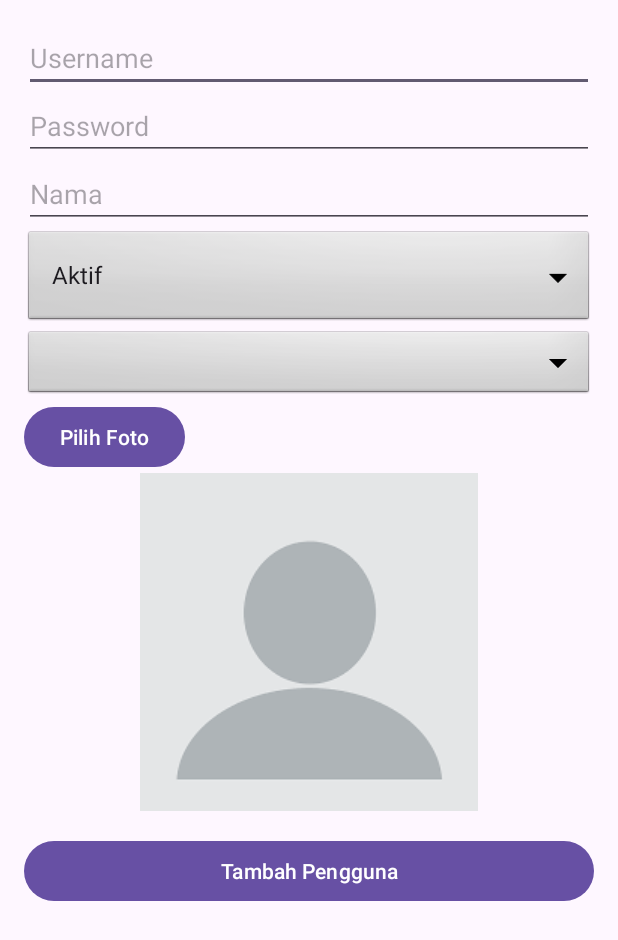
After one commit to sadamapeach/Warmindo_Inspirasi_Indonesia, an Android app: the AddPenggunaActivity screen opened directly, with no data from a screen before it, on a phone screen of 412 x 824 dp. The commit adds this screen. Shown: the top 940 px of the screen. Run offline under Robolectric (Android 15) with nearby library versions, the phone set to English and light mode, and no system bars.

Commit message:
create read pengguna

```diff
--- a/app/build.gradle.kts
+++ b/app/build.gradle.kts
@@ -50,4 +50,5 @@ dependencies {
     testImplementation("junit:junit:4.13.2")
     androidTestImplementation("androidx.test.ext:junit:1.1.5")
     androidTestImplementation("androidx.test.espresso:espresso-core:3.5.1")
+    implementation("de.hdodenhof:circleimageview:3.1.0")
 }
--- /dev/null
+++ b/app/src/main/java/com/android/warmindoinspirasiindonesia/AddPenggunaActivity.kt
@@ -0,0 +1,124 @@
+package com.android.warmindoinspirasiindonesia
+
+import android.content.Intent
+import android.graphics.Bitmap
+import android.graphics.BitmapFactory
+import android.net.Uri
+import androidx.appcompat.app.AppCompatActivity
+import android.os.Bundle
+import android.provider.MediaStore
+import android.view.View
+import android.widget.ArrayAdapter
+import android.widget.Button
+import android.widget.EditText
+import android.widget.ImageView
+import android.widget.Spinner
+import android.widget.Toast
+import android.os.Build
+import android.util.Size
+import com.android.warmindoinspirasiindonesia.databinding.ActivityAddPenggunaBinding
+import java.io.IOException
+
+class AddPenggunaActivity : AppCompatActivity(), View.OnClickListener {
+    private lateinit var etUsername: EditText
+    private lateinit var etPassword: EditText
+    private lateinit var etNama: EditText
+    private lateinit var spinnerRole: Spinner
+    private lateinit var spinnerStatus: Spinner
+    private lateinit var btnAdd: Button
+    private lateinit var btnSelectImage: Button
+    private lateinit var ivFoto: ImageView
+    private var thumbnail: Bitmap? = null
+    private val PICK_IMAGE_REQUEST = 1
+    private lateinit var DBHelper: DBHelper
+
+    override fun onCreate(savedInstanceState: Bundle?) {
+        super.onCreate(savedInstanceState)
+        setContentView(R.layout.activity_add_pengguna)
+
+        etUsername = findViewById(R.id.et_username)
+        etPassword = findViewById(R.id.et_password)
+        etNama = findViewById(R.id.et_nama)
+        ivFoto = findViewById(R.id.iv_foto)
+        spinnerRole = findViewById(R.id.spinner_role)
+        spinnerStatus = findViewById(R.id.spinner_status)
+        btnAdd = findViewById(R.id.btn_add)
+        btnSelectImage = findViewById(R.id.btn_selectImage)
+
+        val statusOptions = arrayOf("Aktif", "Tidak Aktif")
+        val statusAdapter = ArrayAdapter(this, android.R.layout.simple_spinner_dropdown_item, statusOptions)
+
+        spinnerStatus.adapter = statusAdapter
+        DBHelper = DBHelper(this)
+
+        setupSpinner()
+
+        btnAdd.setOnClickListener(this)
+        btnSelectImage.setOnClickListener(this)
+    }
+
+    private fun setupSpinner() {
+        val roles = DBHelper.getAllRoles()
+        val roleNames = roles.map { it.role }.toTypedArray()
+
+        val adapter = ArrayAdapter(this, android.R.layout.simple_spinner_item, roleNames)
+        adapter.setDropDownViewResource(android.R.layout.simple_spinner_dropdown_item)
+        spinnerRole.adapter = adapter
+    }
+
+    override fun onActivityResult(requestCode: Int, resultCode: Int, data: Intent?) {
+        super.onActivityResult(requestCode, resultCode, data)
+
+        if (requestCode == PICK_IMAGE_REQUEST && resultCode == RESULT_OK && data != null) {
+            val imageUri = data.data
+
+            try {
+                thumbnail = if (Build.VERSION.SDK_INT >= Build.VERSION_CODES.Q) {
+                    contentResolver.loadThumbnail(imageUri!!, Size(640, 480), null)
+                } else {
+                    val inputStream = contentResolver.openInputStream(imageUri!!)
+                    BitmapFactory.decodeStream(inputStream)
+                }
+                val imageView = findViewById<ImageView>(R.id.iv_foto)
+                imageView.setImageBitmap(thumbnail)
+            } catch (e: IOException) {
+                e.printStackTrace()
+            }
+        }
+    }
+
+    override fun onClick(view: View?) {
+        if (view != null) {
+            if (view.id == R.id.btn_selectImage) {
+                val intent =
+                    Intent(Intent.ACTION_PICK, MediaStore.Images.Media.EXTERNAL_CONTENT_URI)
+                startActivityForResult(intent, PICK_IMAGE_REQUEST)
+            } else if (view.id == R.id.btn_add) {
+                val db = DBHelper(this)
+
+                val username = etUsername.text.toString()
+                val password = etPassword.text.toString()
+                val nama = etNama.text.toString()
+                val status = spinnerStatus.selectedItem.toString()
+
+                val selectedRoleName = spinnerRole.selectedItem.toString()
+                val selectedRole = DBHelper.getAllRoles().find { it.role == selectedRoleName }
+
+                if (username.isNotEmpty() && password.isNotEmpty() && nama.isNotEmpty() && selectedRole != null && status.isNotEmpty()) {
+                    val role = selectedRole.idRole
+                    val defaultImageResource = R.drawable.profpic
+                    val safeThumbnail =
+                        thumbnail ?: BitmapFactory.decodeResource(resources, defaultImageResource)
+
+                    db.addPengguna(username, password, nama, role, status, safeThumbnail)
+
+                    etUsername.text.clear()
+                    etPassword.text.clear()
+                    etNama.text.clear()
+                } else {
+                    Toast.makeText(this, "Please fill all the fields", Toast.LENGTH_SHORT).show()
+                }
+            }
+        }
+    }
+}
--- a/app/src/main/java/com/android/warmindoinspirasiindonesia/AddRoleActivity.kt
+++ b/app/src/main/java/com/android/warmindoinspirasiindonesia/AddRoleActivity.kt
@@ -26,7 +26,6 @@ class AddRoleActivity : AppCompatActivity(), View.OnClickListener {
         spinnerStatus = findViewById(R.id.spinner_status)
         btnSave = findViewById(R.id.btn_save)
 
-        // Setup spinner with ArrayAdapter
         val statusOptions = arrayOf("Aktif", "Tidak Aktif")
         val statusAdapter = ArrayAdapter(this, android.R.layout.simple_spinner_dropdown_item, statusOptions)
         spinnerStatus.adapter = statusAdapter
--- a/app/src/main/java/com/android/warmindoinspirasiindonesia/DashboardActivity.kt
+++ b/app/src/main/java/com/android/warmindoinspirasiindonesia/DashboardActivity.kt
@@ -20,6 +20,7 @@ class DashboardActivity : AppCompatActivity(), View.OnClickListener {
         btnRole = findViewById(R.id.btn_role)
 
         btnRole.setOnClickListener(this)
+        btnPengguna.setOnClickListener(this)
     }
 
     override fun onClick(view: View?) {
@@ -27,6 +28,9 @@ class DashboardActivity : AppCompatActivity(), View.OnClickListener {
             if (view.id == R.id.btn_role) {
                 val crudRoleIntent = Intent(this, CRUDRoleActivity::class.java)
                 startActivity(crudRoleIntent)
+            } else if (view.id == R.id.btn_pengguna) {
+                val crudPenggunaIntent = Intent(this, CRUDPenggunaActivity::class.java)
+                startActivity(crudPenggunaIntent)
             }
         }
     }
--- /dev/null
+++ b/app/src/main/res/layout/activity_add_pengguna.xml
@@ -0,0 +1,65 @@
+<?xml version="1.0" encoding="utf-8"?>
+<LinearLayout xmlns:android="http://schemas.android.com/apk/res/android"
+    xmlns:app="http://schemas.android.com/apk/res-auto"
+    xmlns:tools="http://schemas.android.com/tools"
+    android:layout_width="match_parent"
+    android:layout_height="match_parent"
+    android:orientation="vertical"
+    android:padding="16dp"
+    tools:context=".AddPenggunaActivity">
+
+    <EditText
+        android:id="@+id/et_username"
+        android:layout_width="match_parent"
+        android:layout_height="wrap_content"
+        android:hint="Username"
+        android:inputType="text" />
+
+    <EditText
+        android:id="@+id/et_password"
+        android:layout_width="match_parent"
+        android:layout_height="wrap_content"
+        android:hint="Password"
+        android:inputType="textPassword" />
+
+    <EditText
+        android:id="@+id/et_nama"
+        android:layout_width="match_parent"
+        android:layout_height="wrap_content"
+        android:hint="Nama"
+        android:inputType="text" />
+
+    <Spinner
+        android:id="@+id/spinner_status"
+        android:layout_width="match_parent"
+        android:layout_height="wrap_content"
+        android:background="@android:drawable/btn_dropdown"
+        android:spinnerMode="dropdown"/>
+
+    <Spinner
+        android:id="@+id/spinner_role"
+        android:layout_width="match_parent"
+        android:layout_height="wrap_content"
+        android:background="@android:drawable/btn_dropdown"
+        android:spinnerMode="dropdown"/>
+
+    <Button
+        android:id="@+id/btn_selectImage"
+        android:layout_width="wrap_content"
+        android:layout_height="wrap_content"
+        android:text="Pilih Foto" />
+
+    <ImageView
+        android:id="@+id/iv_foto"
+        android:layout_width="match_parent"
+        android:layout_height="wrap_content"
+        app:srcCompat="@drawable/profpic" />
+
+    <Button
+        android:id="@+id/btn_add"
+        android:layout_width="match_parent"
+        android:layout_height="wrap_content"
+        android:layout_marginTop="16dp"
+        android:text="Tambah Pengguna" />
+
+</LinearLayout>
--- a/app/src/main/res/layout/activity_login.xml
+++ b/app/src/main/res/layout/activity_login.xml
@@ -33,14 +33,14 @@
 
     <Button
         android:id="@+id/btn_login"
-        android:layout_width="171dp"
-        android:layout_height="70dp"
+        android:layout_width="match_parent"
+        android:layout_height="wrap_content"
         android:layout_below="@+id/et_password"
         android:layout_alignParentStart="true"
         android:layout_alignParentEnd="true"
         android:layout_marginStart="149dp"
         android:layout_marginTop="49dp"
-        android:layout_marginEnd="153dp"
+        android:layout_marginEnd="140dp"
         android:text="Login"
         android:textSize="18dp" />
 </RelativeLayout>
--- a/app/src/main/res/layout/activity_main.xml
+++ b/app/src/main/res/layout/activity_main.xml
@@ -8,7 +8,7 @@
 
     <Button
         android:id="@+id/btn_login"
-        android:layout_width="wrap_content"
+        android:layout_width="match_parent"
         android:layout_height="wrap_content"
         android:layout_alignParentStart="true"
         android:layout_alignParentTop="true"
@@ -20,7 +20,7 @@
 
     <Button
         android:id="@+id/btn_regis"
-        android:layout_width="wrap_content"
+        android:layout_width="match_parent"
         android:layout_height="wrap_content"
         android:layout_below="@+id/btn_login"
         android:layout_alignParentStart="true"
```
Also changed, not shown: app/src/main/AndroidManifest.xml (+9 -0 lines), app/src/main/java/com/android/warmindoinspirasiindonesia/CRUDPenggunaActivity.kt (+56 -2 lines), app/src/main/java/com/android/warmindoinspirasiindonesia/CustomAdapter.kt (added, +58 -0 lines), app/src/main/java/com/android/warmindoinspirasiindonesia/DBHelper.kt (+141 -29 lines), app/src/main/java/com/android/warmindoinspirasiindonesia/Roles.kt (added, +7 -0 lines), app/src/main/java/com/android/warmindoinspirasiindonesia/UpdateAnggotaActivity.kt (added, +19 -0 lines), app/src/main/res/layout/activity_crudpengguna.xml (+20 -0 lines), app/src/main/res/layout/activity_update_anggota.xml (added, +63 -0 lines), app/src/main/res/layout/pengguna_row.xml (added, +84 -0 lines), app/src/main/res/drawable/profpic.png (added).
